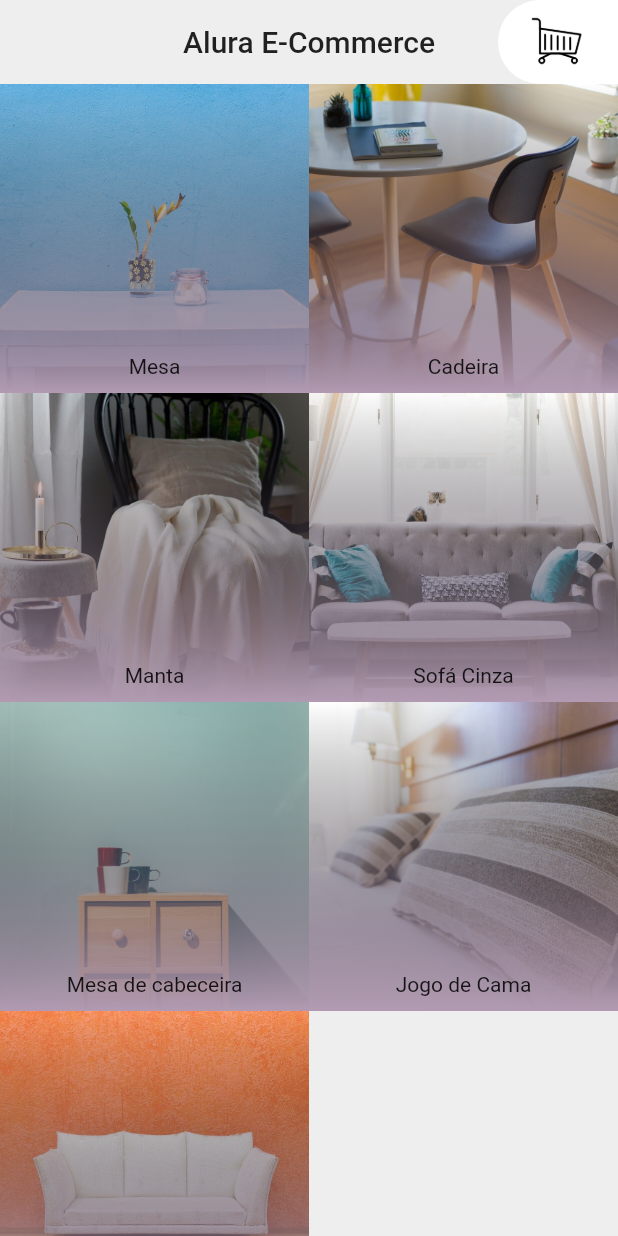
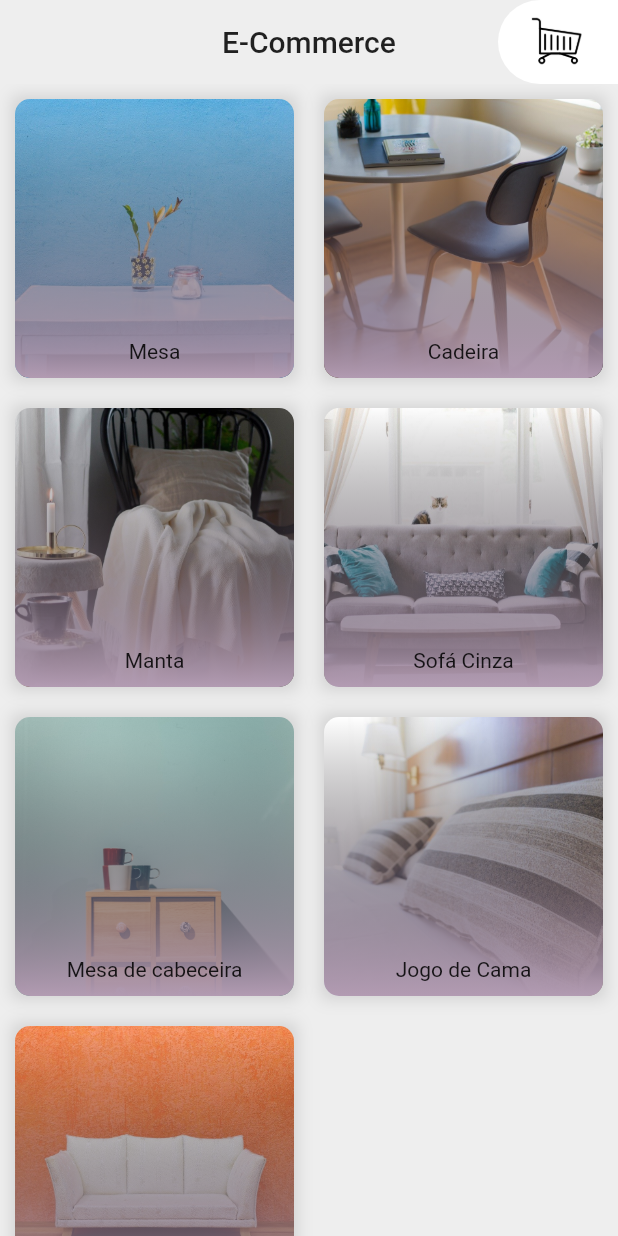
Before and after one commit to jimmyrleung/flutter-ecommerce-alura, a Flutter app: the screen it shows after launch, on a phone screen of 412 x 824 dp. Run offline on Flutter 3.47's test engine with Material 2 defaults, Android fonts, the phone set to English and light mode, and no system bars.

Commit message:
Product grid styling

```diff
--- a/lib/app/widgets/products_grid_item.dart
+++ b/lib/app/widgets/products_grid_item.dart
@@ -58,14 +58,32 @@ class ProductsGridItem extends StatelessWidget {
 
   @override
   Widget build(BuildContext context) {
+    return Container(
+      margin: EdgeInsets.all(10),
+      decoration: BoxDecoration(
+        boxShadow: [
+          BoxShadow(
+            spreadRadius: 2,
+            blurRadius: 8,
+            color: Colors.black12,
+          ),
+        ],
+      ),
+
+      // ClipRRect nos ajuda a cortar elementos filhos de acordo com certas regras,
+      // como por exemplo: borderRadius
+      child: ClipRRect(
+        borderRadius: BorderRadius.circular(10),
         // Para fazer uma sobreposição podemos utilizar o stack
-    return Stack(
+        child: Stack(
           alignment: Alignment.center,
           children: <Widget>[
             ProductsGridItemImage(imageFileName: furniture.foto),
             ProductsGridItemGradient(),
             ProductsGridItemTitle(titulo: furniture.titulo),
           ],
+        ),
+      ),
     );
   }
 }
--- a/lib/main.dart
+++ b/lib/main.dart
@@ -89,7 +89,7 @@ class Home extends StatelessWidget {
     return Scaffold(
       backgroundColor: Colors.grey[200],
       appBar: CustomAppBar(
-        title: 'Alura E-Commerce',
+        title: 'E-Commerce',
         isAtCart: false,
       ),
       body: ProductsGrid(furnitures: furnitures),
```
Lines whose indentation alone changed are shown as unchanged.
